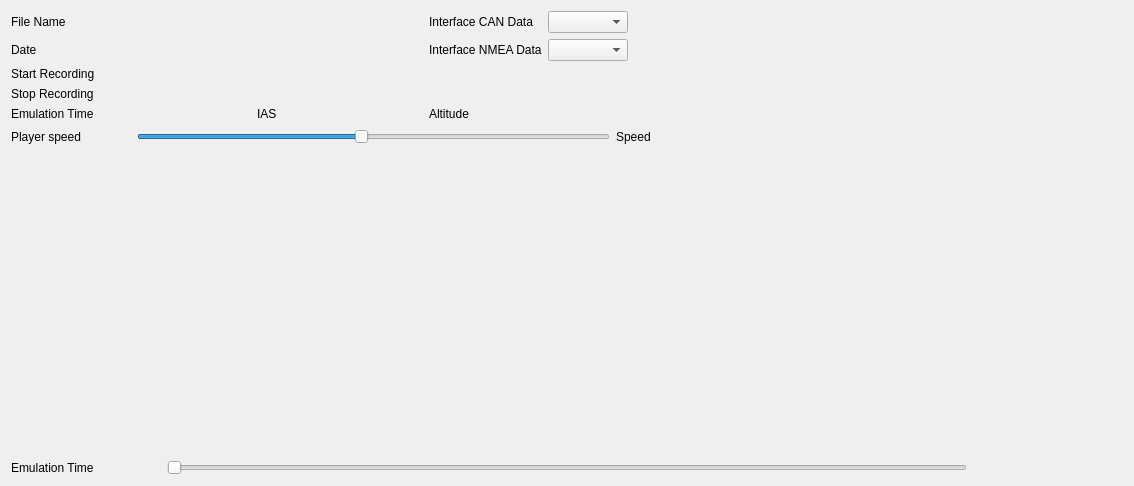
The window that flight_player/player.ui (larus-breeze/sw_tools) describes before a commit, drawn with Qt 5.
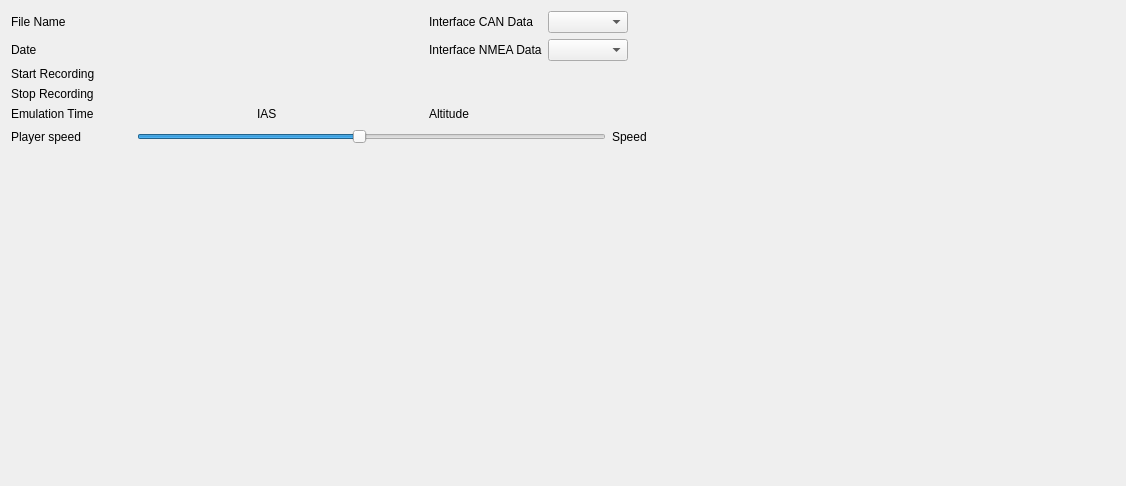
The same window after the commit.

What changed in the file:
```diff
--- a/flight_player/player.ui
+++ b/flight_player/player.ui
@@ -338,49 +338,6 @@
     </widget>
    </item>
    <item>
-    <layout class="QHBoxLayout" name="horizontalLayout">
-     <item>
-      <widget class="QLabel" name="lbEmulationTime">
-       <property name="sizePolicy">
-        <sizepolicy hsizetype="Expanding" vsizetype="Preferred">
-         <horstretch>1</horstretch>
-         <verstretch>0</verstretch>
-        </sizepolicy>
-       </property>
-       <property name="minimumSize">
-        <size>
-         <width>150</width>
-         <height>0</height>
-        </size>
-       </property>
-       <property name="text">
-        <string>Emulation Time</string>
-       </property>
-      </widget>
-     </item>
-     <item>
-      <widget class="QSlider" name="hsEmulationTime">
-       <property name="sizePolicy">
-        <sizepolicy hsizetype="Expanding" vsizetype="Fixed">
-         <horstretch>5</horstretch>
-         <verstretch>0</verstretch>
-        </sizepolicy>
-       </property>
-       <property name="minimumSize">
-        <size>
-         <width>800</width>
-         <height>0</height>
-        </size>
-       </property>
-       <property name="maximum">
-        <number>999</number>
-       </property>
-       <property name="orientation">
-        <enum>Qt::Horizontal</enum>
-       </property>
-      </widget>
-     </item>
-     <item>
       <widget class="QLabel" name="label">
        <property name="sizePolicy">
         <sizepolicy hsizetype="Expanding" vsizetype="Preferred">
@@ -398,8 +355,6 @@
         <string/>
        </property>
       </widget>
-     </item>
-    </layout>
    </item>
   </layout>
  </widget>
```
Lines whose indentation alone changed are shown as unchanged.
